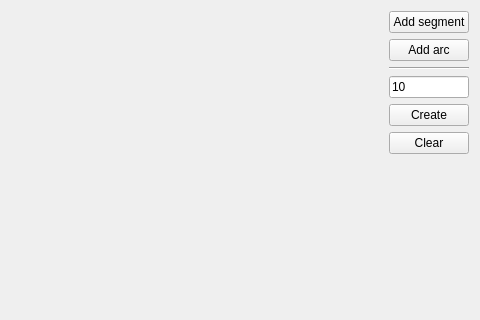
The window that src/mainwindow.ui (AntonEvmenenko/equidistant_builder) describes before a commit, drawn with Qt 5; both pictures show x 282 to 762 and y 0 to 320 of the 762 by 511 pixel window.
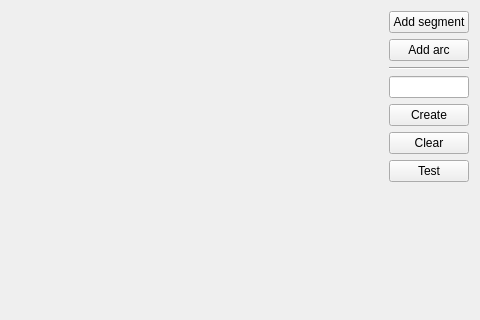
The same window after the commit.

Patch:
```diff
--- a/src/mainwindow.ui
+++ b/src/mainwindow.ui
@@ -29,7 +29,7 @@
       </property>
      </widget>
     </item>
-    <item row="6" column="1">
+    <item row="7" column="1">
      <spacer name="verticalSpacer">
       <property name="orientation">
        <enum>Qt::Vertical</enum>
@@ -64,7 +64,7 @@
        </sizepolicy>
       </property>
       <property name="text">
-       <string>10</string>
+       <string/>
       </property>
      </widget>
     </item>
@@ -89,6 +89,13 @@
       </property>
      </widget>
     </item>
+    <item row="6" column="1">
+     <widget class="QPushButton" name="testButton">
+      <property name="text">
+       <string>Test</string>
+      </property>
+     </widget>
+    </item>
    </layout>
   </widget>
   <widget class="QMenuBar" name="menuBar">
```
Left out of the diff: 2 changed lines with no effect on the pictures.
